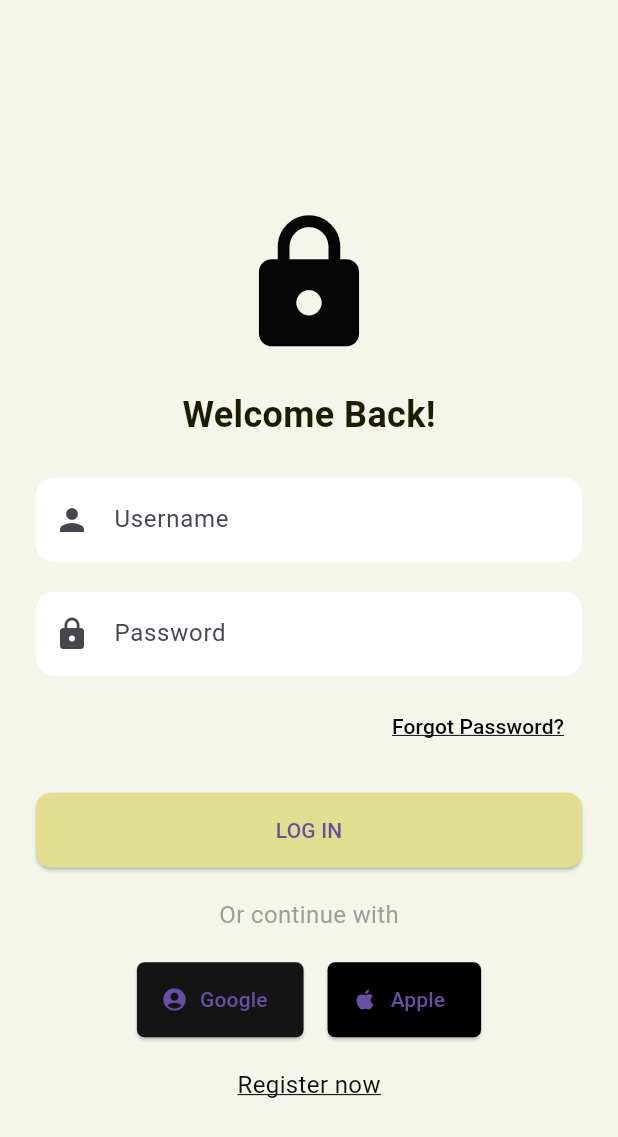
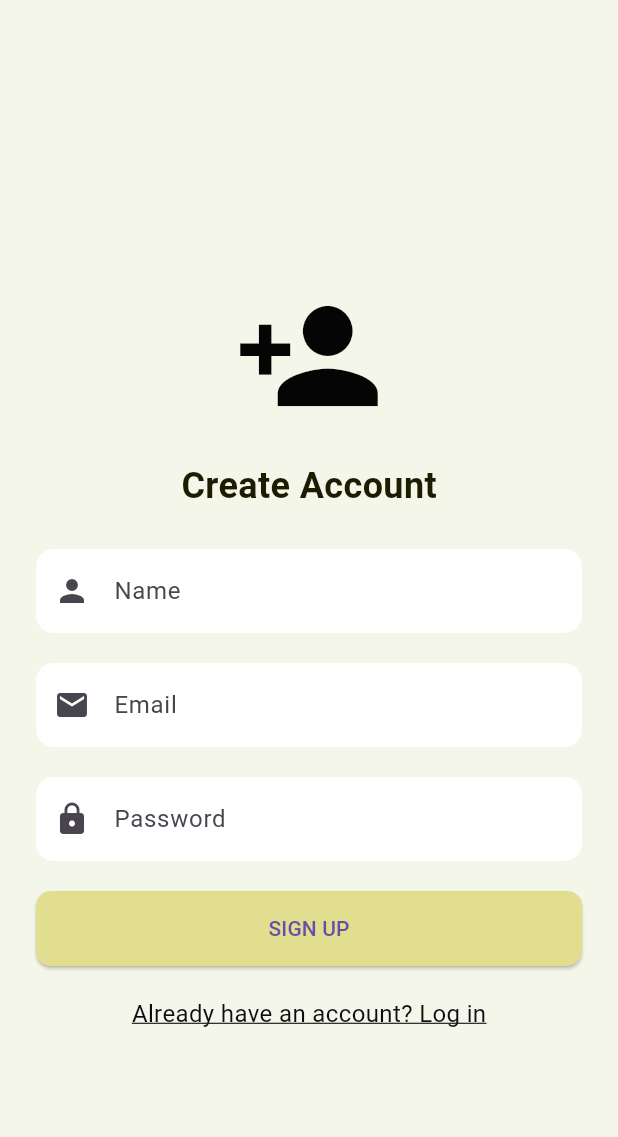
Before and after one commit to Bhushan20-oss/to-do_appfronted, a Flutter app: the screen it shows after launch, after a tap on "Register now", on a phone screen of 412 x 824 dp. Shown: the top 1137 px of the screen. Run offline on Flutter 3.47's test engine with Material 3 defaults, Android fonts, the phone set to English and light mode, and no system bars; our stand-ins replace flutter_secure_storage; network calls fail.

Commit message:
Final Render

```diff
--- a/lib/auth_service.dart
+++ b/lib/auth_service.dart
@@ -4,8 +4,26 @@ import 'package:flutter_secure_storage/flutter_secure_storage.dart';
 
 class AuthService {
   final String baseUrl =
-      "http://192.168.76.84:8000"; // Update with your IP address
+      "http://192.168.217.7:8000"; // Update with your IP address
   final storage = FlutterSecureStorage();
+
+  Future<void> signUp(String name, String email, String password) async {
+    final response = await http.post(
+      Uri.parse('$baseUrl/api/account/register/'),
+      headers: {'Content-Type': 'application/json'},
+      body: jsonEncode({'name': name, 'email': email, 'password': password}),
+    );
+
+    if (response.statusCode == 201) {
+      final data = jsonDecode(response.body);
+      await storage.write(key: 'access', value: data['access']);
+      await storage.write(key: 'refresh', value: data['refresh']);
+    } else {
+      final errorData = jsonDecode(response.body);
+      throw Exception('Failed to sign up: ${errorData['detail']}');
+    }
+  }
+
 
   Future<void> signIn(String username, String password) async {
     final response = await http.post(
--- a/lib/login_page.dart
+++ b/lib/login_page.dart
@@ -225,7 +225,7 @@ class _LoginPageState extends State<LoginPage> {
                   // Register now
                   GestureDetector(
                     onTap: () {
-                      // Handle register action
+                      Navigator.of(context).pushReplacementNamed('/signup');
                     },
                     child: const Text(
                       'Register now',
--- a/lib/main.dart
+++ b/lib/main.dart
@@ -1,6 +1,7 @@
 import 'package:flutter/material.dart';
 import 'auth_service.dart';
 import 'login_page.dart';
+import 'signup_page.dart';
 import 'home.dart';
 
 void main() {
@@ -17,6 +18,7 @@ class MyApp extends StatelessWidget {
       home: const AuthWrapper(),
       routes: {
         '/login': (context) => const LoginPage(),
+        '/signup': (context) => const SignupPage(),
         '/home': (context) => const Home(),
       },
     );
--- /dev/null
+++ b/lib/signup_page.dart
@@ -0,0 +1,246 @@
+import 'package:flutter/material.dart';
+import 'auth_service.dart'; // Import the AuthService class
+
+class SignupPage extends StatefulWidget {
+  const SignupPage({super.key});
+
+  @override
+  _SignupPageState createState() => _SignupPageState();
+}
+
+class _SignupPageState extends State<SignupPage> {
+  final _formKey = GlobalKey<FormState>();
+  final _nameController = TextEditingController();
+  final _emailController = TextEditingController();
+  final _passwordController = TextEditingController();
+  bool _isLoading = false;
+
+  // void _signUp() async {
+  //   if (_formKey.currentState!.validate()) {
+  //     setState(() {
+  //       _isLoading = true;
+  //     });
+
+  //     try {
+  //       await AuthService().signUp(
+  //         _nameController.text,
+  //         _emailController.text,
+  //         _passwordController.text,
+  //       );
+  //       setState(() {
+  //         _isLoading = false;
+  //       });
+  //       ScaffoldMessenger.of(context).showSnackBar(
+  //         const SnackBar(content: Text('Sign Up Successful')),
+  //       );
+  //       Navigator.of(context).pushReplacementNamed('/login'); // Navigate to login page
+  //     } catch (e) {
+  //       setState(() {
+  //         _isLoading = false;
+  //       });
+  //       ScaffoldMessenger.of(context).showSnackBar(
+  //         //SnackBar(content: Text('Sign Up Faile')),
+  //         Navigator.of(context).pushReplacementNamed('/login');
+  //       );
+  //     }
+  //   }
+  // }
+
+  void _signUp() async {
+  if (_formKey.currentState!.validate()) {
+    setState(() {
+      _isLoading = true;
+    });
+
+    try {
+      await AuthService().signUp(
+        _nameController.text,
+        _emailController.text,
+        _passwordController.text,
+      );
+      setState(() {
+        _isLoading = false;
+      });
+      ScaffoldMessenger.of(context).showSnackBar(
+        const SnackBar(content: Text('Sign Up Successful')),
+      );
+      Navigator.of(context).pushReplacementNamed('/login'); // Navigate to login page
+    } catch (e) {
+      setState(() {
+        _isLoading = false;
+      });
+      ScaffoldMessenger.of(context).showSnackBar(
+        SnackBar(
+          content: Text('Sign Succesfull'),
+          duration: const Duration(seconds: 2),
+        ),
+      );
+
+      // Delay navigation to login page until after the SnackBar has been displayed
+      await Future.delayed(const Duration(seconds: 2));
+      Navigator.of(context).pushReplacementNamed('/login');
+    }
+  }
+}
+
+
+  @override
+  void dispose() {
+    _nameController.dispose();
+    _emailController.dispose();
+    _passwordController.dispose();
+    super.dispose();
+  }
+
+  @override
+  Widget build(BuildContext context) {
+    return Scaffold(
+      backgroundColor: const Color.fromARGB(255, 245, 246, 234),
+      body: SafeArea(
+        child: Center(
+          child: SingleChildScrollView(
+            padding: const EdgeInsets.all(24.0),
+            child: Form(
+              key: _formKey,
+              child: Column(
+                mainAxisAlignment: MainAxisAlignment.center,
+                crossAxisAlignment: CrossAxisAlignment.center,
+                children: [
+                  const SizedBox(height: 50),
+
+                  // Logo
+                  const Icon(
+                    Icons.person_add,
+                    size: 100,
+                    color: Color.fromARGB(255, 5, 5, 5),
+                  ),
+
+                  const SizedBox(height: 20),
+
+                  // Create Account text
+                  const Text(
+                    'Create Account',
+                    style: TextStyle(
+                      color: Color.fromARGB(255, 28, 28, 1),
+                      fontSize: 24,
+                      fontWeight: FontWeight.bold,
+                    ),
+                  ),
+
+                  const SizedBox(height: 25),
+
+                  // Name text field
+                  TextFormField(
+                    controller: _nameController,
+                    decoration: InputDecoration(
+                      hintText: 'Name',
+                      filled: true,
+                      fillColor: Colors.white,
+                      border: OutlineInputBorder(
+                        borderRadius: BorderRadius.circular(12),
+                        borderSide: BorderSide.none,
+                      ),
+                      prefixIcon: const Icon(Icons.person),
+                    ),
+                    validator: (value) {
+                      if (value == null || value.isEmpty) {
+                        return 'Please enter your name';
+                      }
+                      return null;
+                    },
+                  ),
+
+                  const SizedBox(height: 20),
+
+                  // Email text field
+                  TextFormField(
+                    controller: _emailController,
+                    decoration: InputDecoration(
+                      hintText: 'Email',
+                      filled: true,
+                      fillColor: Colors.white,
+                      border: OutlineInputBorder(
+                        borderRadius: BorderRadius.circular(12),
+                        borderSide: BorderSide.none,
+                      ),
+                      prefixIcon: const Icon(Icons.email),
+                    ),
+                    validator: (value) {
+                      if (value == null || value.isEmpty) {
+                        return 'Please enter your email';
+                      } else if (!RegExp(
+                              r'^[^@]+@[^@]+\.[^@]+') // Basic email validation
+                          .hasMatch(value)) {
+                        return 'Please enter a valid email address';
+                      }
+                      return null;
+                    },
+                  ),
+
+                  const SizedBox(height: 20),
+
+                  // Password text field
+                  TextFormField(
+                    controller: _passwordController,
+                    obscureText: true,
+                    decoration: InputDecoration(
+                      hintText: 'Password',
+                      filled: true,
+                      fillColor: Colors.white,
+                      border: OutlineInputBorder(
+                        borderRadius: BorderRadius.circular(12),
+                        borderSide: BorderSide.none,
+                      ),
+                      prefixIcon: const Icon(Icons.lock),
+                    ),
+                    validator: (value) {
+                      if (value == null || value.isEmpty) {
+                        return 'Please enter your password';
+                      }
+                      return null;
+                    },
+                  ),
+
+                  const SizedBox(height: 20),
+
+                  // Sign up button
+                  ElevatedButton(
+                    onPressed: _isLoading ? null : _signUp,
+                    style: ElevatedButton.styleFrom(
+                      minimumSize: const Size(double.infinity, 50),
+                      backgroundColor: const Color.fromARGB(255, 226, 222, 144),
+                      shape: RoundedRectangleBorder(
+                        borderRadius: BorderRadius.circular(
+                            10), // Squared rounded corners
+                      ),
+                    ),
+                    child: _isLoading
+                        ? const CircularProgressIndicator(color: Colors.white)
+                        : const Text('SIGN UP'),
+                  ),
+
+                  const SizedBox(height: 20),
+
+                  // Already have an account
+                  GestureDetector(
+                    onTap: () {
+                      Navigator.of(context).pushReplacementNamed('/login');
+                    },
+                    child: const Text(
+                      'Already have an account? Log in',
+                      style: TextStyle(
+                        fontSize: 16,
+                        color: Color.fromARGB(255, 13, 13, 13),
+                        decoration: TextDecoration.underline,
+                      ),
+                    ),
+                  ),
+                ],
+              ),
+            ),
+          ),
+        ),
+      ),
+    );
+  }
+}
```
